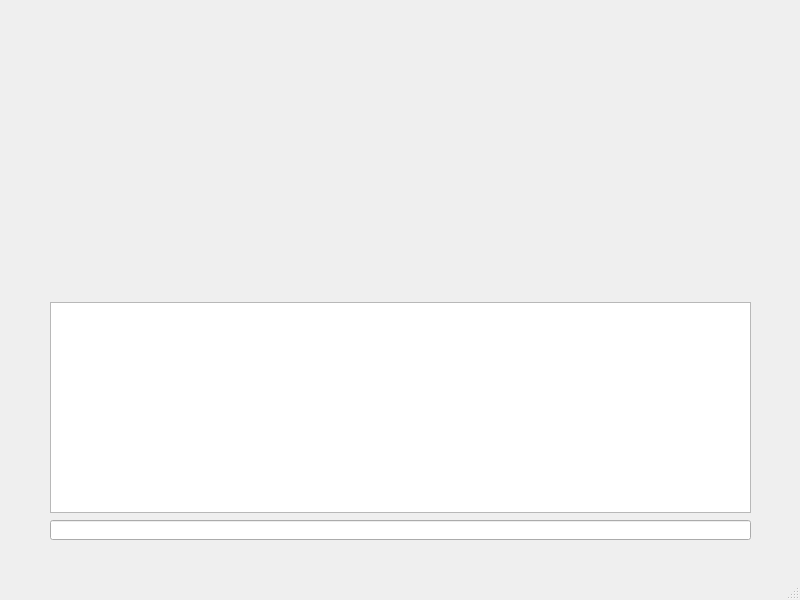
Before: the Qt Designer form UiForms/MainWindow/mainwindow.ui in xKafka/MagMeSYS2.0, drawn with Qt 5.
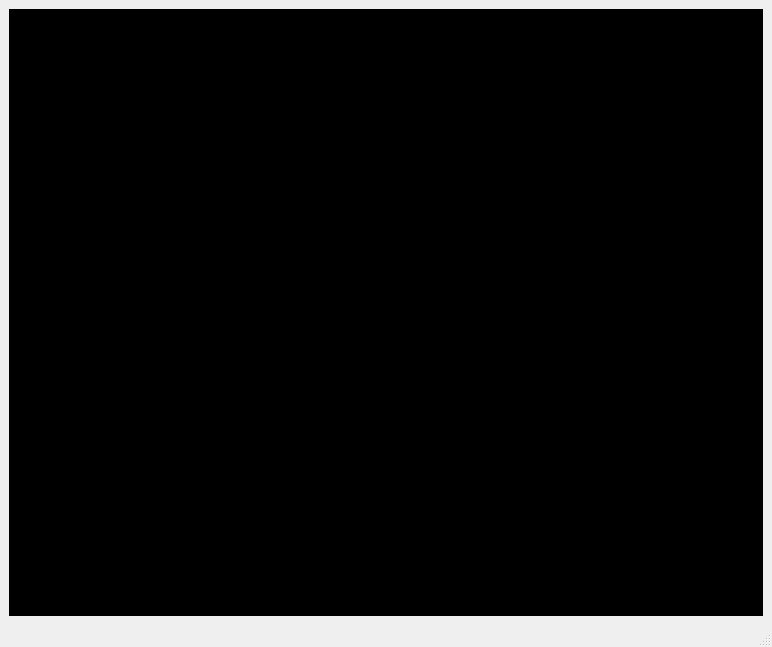
After: the same form once the commit is applied. Custom widgets are drawn as their Qt base class.

Commit message: Added functions to console

```diff
--- a/UiForms/MainWindow/mainwindow.ui
+++ b/UiForms/MainWindow/mainwindow.ui
@@ -6,34 +6,33 @@
    <rect>
     <x>0</x>
     <y>0</y>
-    <width>800</width>
-    <height>600</height>
+    <width>772</width>
+    <height>647</height>
    </rect>
   </property>
   <property name="windowTitle">
    <string>MainWindow</string>
   </property>
   <widget class="QWidget" name="centralwidget">
-   <widget class="QLineEdit" name="lineEdit_console">
-    <property name="geometry">
-     <rect>
-      <x>50</x>
-      <y>520</y>
-      <width>701</width>
-      <height>20</height>
-     </rect>
-    </property>
-   </widget>
-   <widget class="QPlainTextEdit" name="plainTextEdit_console">
-    <property name="geometry">
-     <rect>
-      <x>50</x>
-      <y>302</y>
-      <width>701</width>
-      <height>211</height>
-     </rect>
-    </property>
-   </widget>
+   <layout class="QGridLayout" name="gridLayout">
+    <item row="0" column="0">
+     <layout class="QHBoxLayout" name="horizontalLayout">
+      <item>
+       <widget class="TextEdit" name="textEdit_console">
+        <property name="autoFillBackground">
+         <bool>true</bool>
+        </property>
+        <property name="styleSheet">
+         <string notr="true">background-color: rgb(0, 0, 0);
+selection-color: rgb(255, 0, 0);
+font: 25 italic 9pt &quot;Calibri Light&quot;;
+color: rgb(37, 222, 15);</string>
+        </property>
+       </widget>
+      </item>
+     </layout>
+    </item>
+   </layout>
   </widget>
   <widget class="QMenuBar" name="menubar">
    <property name="geometry">
@@ -47,6 +46,13 @@
   </widget>
   <widget class="QStatusBar" name="statusbar"/>
  </widget>
+ <customwidgets>
+  <customwidget>
+   <class>TextEdit</class>
+   <extends>QTextEdit</extends>
+   <header>Include/Ui/Moduls/MainWindow/textedit.h</header>
+  </customwidget>
+ </customwidgets>
  <resources/>
  <connections/>
 </ui>
```
Left out of the diff: 2 changed lines with no effect on the pictures. The commit also changes 11 other files.
